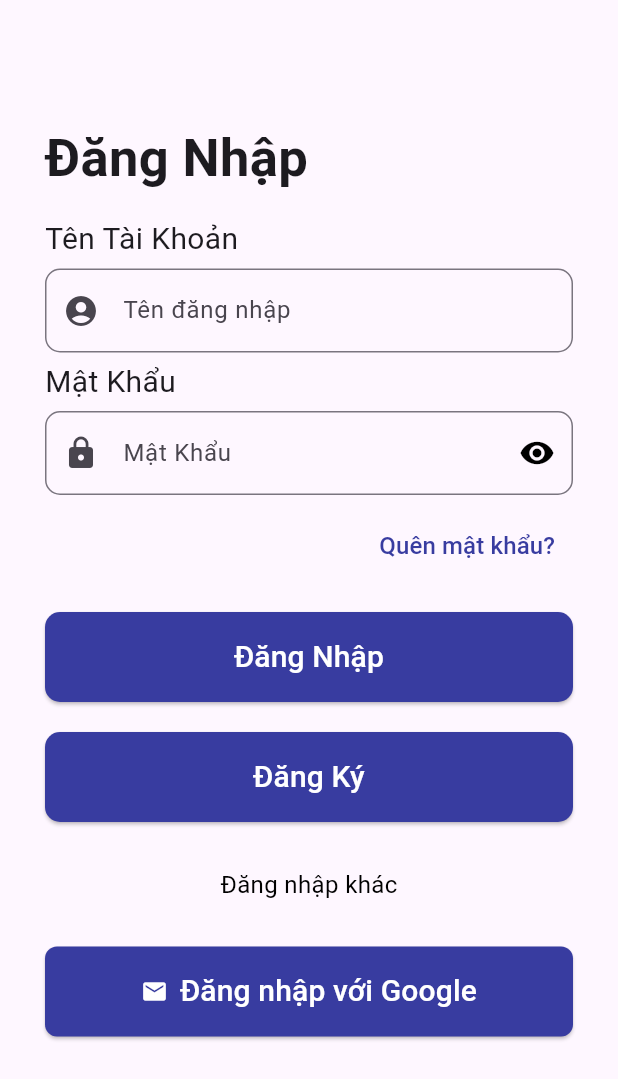
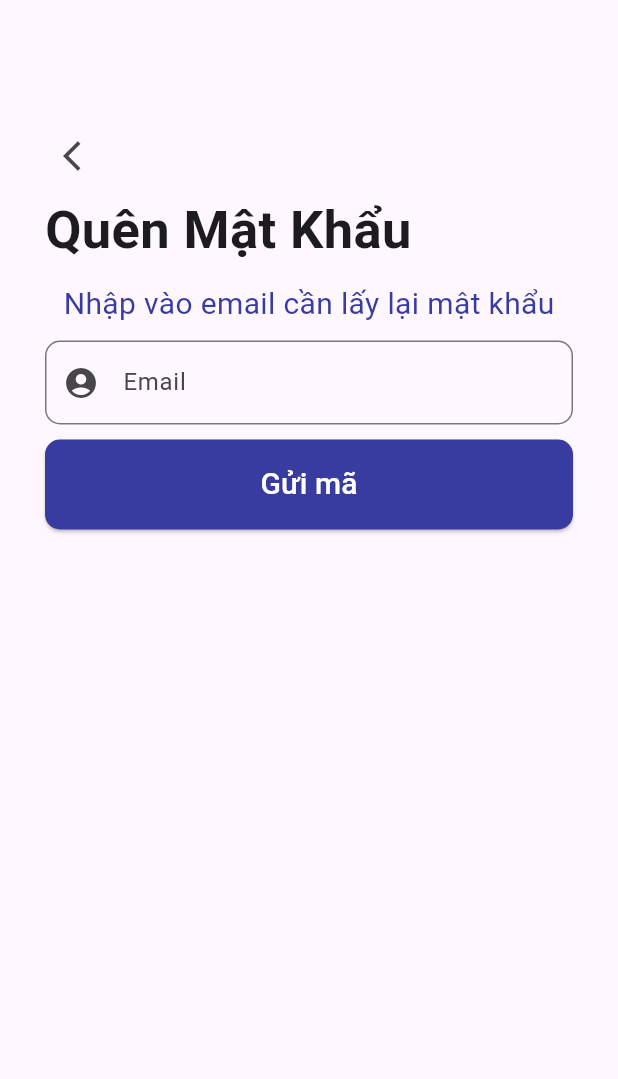
Before and after one commit to Huycoconut/DoAn3TTuan, a Flutter app: the Login screen opened directly, after a tap on "Quên mật khẩu?", on a phone screen of 412 x 824 dp. Shown: the top 1079 px of the screen. Run offline on Flutter 3.47's test engine with Material 3 defaults, Android fonts, the phone set to English and light mode, and no system bars; our stand-ins replace firebase_auth, firebase_core, firebase_database, google_sign_in; accounts and stored records are empty.

Commit message:
Khoa xu ly chuc nang quen mat khau

```diff
--- a/appbanhang_gearchina/lib/View/DangNhap_DangKy/firebase_auth.dart
+++ b/appbanhang_gearchina/lib/View/DangNhap_DangKy/firebase_auth.dart
@@ -1,9 +1,9 @@
 import 'package:firebase_auth/firebase_auth.dart';
 
-//dang ky tai khoan
+
 class FirebaseAuthService {
   FirebaseAuth _auth = FirebaseAuth.instance;
-
+  //dang ky tai khoan
   Future<User?> signUpWithEmailAndPassword(String email, String password) async{
     try{
       UserCredential credential = await _auth.createUserWithEmailAndPassword(email: email, password: password);
@@ -12,7 +12,7 @@ class FirebaseAuthService {
     catch(e){}
     return null;
   }
-
+  //dang nhap
   Future<User?> signInWithEmailAndPassword(String email, String password) async{
     try{
       UserCredential credential = await _auth.signInWithEmailAndPassword(email: email, password: password);
--- a/appbanhang_gearchina/lib/View/DangNhap_DangKy/login.dart
+++ b/appbanhang_gearchina/lib/View/DangNhap_DangKy/login.dart
@@ -1,4 +1,5 @@
 import 'package:appbanhang_gearchina/View/DangNhap_DangKy/firebase_auth.dart';
+import 'package:appbanhang_gearchina/View/DangNhap_DangKy/quenMK.dart';
 import 'package:appbanhang_gearchina/View/Trang_chu/Home.dart';
 import 'package:appbanhang_gearchina/View/Trang_chu/botNav.dart';
 import 'package:flutter/material.dart';
@@ -93,7 +94,7 @@ class _LoginState extends State<Login> {
               const Padding(padding: EdgeInsets.only(top: 15)),
 
               const Text(
-                "Tên Tài Khoản",
+                "Email",
                 style: TextStyle(fontSize: 20.0),
               ),
               const Padding(padding: EdgeInsets.only(top: 5)),
@@ -101,7 +102,7 @@ class _LoginState extends State<Login> {
               TextField(
                 decoration: const InputDecoration(
                     prefixIcon: Icon(Icons.account_circle),
-                    hintText: "Tên đăng nhập",
+                    hintText: "Email",
                     border: OutlineInputBorder(
                       borderRadius: BorderRadius.all(Radius.circular(10.0)),
                       borderSide:
@@ -157,7 +158,9 @@ class _LoginState extends State<Login> {
                 mainAxisAlignment: MainAxisAlignment.end,
                 children: [
                   TextButton(
-                      onPressed: () {},
+                      onPressed: () {
+                        Navigator.push(context, MaterialPageRoute(builder: (context) {return QuenMK();}));
+                      },
                       child: const Text(
                         "Quên mật khẩu?",
                         style: TextStyle(
--- /dev/null
+++ b/appbanhang_gearchina/lib/View/DangNhap_DangKy/quenMK.dart
@@ -0,0 +1,116 @@
+import 'package:appbanhang_gearchina/View/DangNhap_DangKy/login.dart';
+import 'package:firebase_auth/firebase_auth.dart';
+import 'package:firebase_core/firebase_core.dart';
+import 'package:flutter/foundation.dart';
+import 'package:flutter/material.dart';
+import 'package:flutter/widgets.dart';
+
+class QuenMK extends StatefulWidget {
+  const QuenMK({super.key});
+
+  @override
+  State<QuenMK> createState() => _QuenMKState();
+}
+
+class _QuenMKState extends State<QuenMK> {
+  TextEditingController email = TextEditingController();
+
+  @override
+  void dispose() {
+    email.dispose();
+    super.dispose();
+  }
+
+  //quen mk
+  Future guima() async{
+    try{
+      await FirebaseAuth.instance.sendPasswordResetEmail(email: email.text.trim());
+      ScaffoldMessenger.of(context).showSnackBar(
+        SnackBar(
+          content: Text("Link reset mật khẩu đã được gửi vui lòng kiểm tra email"),
+        ),
+      );
+    }
+    on FirebaseAuthException catch (e)
+    {
+      showDialog(context: context, builder: (context){
+        return AlertDialog(
+          content: Text("Gửi thất bại vui lòng kiểm tra email"),
+          actions: [
+            TextButton(
+                      onPressed: () {
+                        Navigator.of(context).pop();
+                      },
+                      child: const Text("Quay lại"))
+          ],
+        );
+      });
+    }
+  }
+  @override
+  Widget build(BuildContext context) {
+    return Scaffold(
+      body: Container(
+        margin: const EdgeInsets.fromLTRB(30, 80, 30, 30),
+        width: MediaQuery.of(context).size.width,
+        alignment: Alignment.topLeft,
+        child: SingleChildScrollView(
+          child: Column(
+            crossAxisAlignment: CrossAxisAlignment.start,
+            children: [
+              IconButton(
+                  onPressed: () {
+                    Navigator.push(context,
+                        MaterialPageRoute(builder: (context) => Login()));
+                  },
+                  icon: Icon(Icons.arrow_back_ios)
+              ),
+              Text(
+                "Quên Mật Khẩu",
+                style: TextStyle(fontSize: 35.0, fontWeight: FontWeight.bold),
+              ),
+              const Padding(padding: EdgeInsets.only(top: 10)),
+              //Khung nhập email và nút reset pass
+              Column(
+                children: [
+                  Text("Nhập vào email cần lấy lại mật khẩu",style: TextStyle(fontSize: 20.0,color: Color.fromRGBO(56, 60, 160, 20)),),
+                  const Padding(padding: EdgeInsets.only(top: 10)),
+                  TextField(
+                    decoration: const InputDecoration(
+                        prefixIcon: Icon(Icons.account_circle),
+                        hintText: "Email",
+                        border: OutlineInputBorder(
+                          borderRadius: BorderRadius.all(Radius.circular(10.0)),
+                          borderSide:
+                              BorderSide(color: Color.fromRGBO(56, 60, 160, 20)),
+                        )),
+                     controller: email,
+                  ),
+                  const Padding(padding: EdgeInsets.only(top: 10)),
+                  ElevatedButton(
+                    onPressed: () {
+                      guima();
+                    },
+                    style: ElevatedButton.styleFrom(
+                      minimumSize: const Size(500, 60),
+                      backgroundColor: const Color.fromRGBO(56, 60, 160, 20),
+                      padding: const EdgeInsets.symmetric(
+                          horizontal: 16.0, vertical: 8.0),
+                      shape: RoundedRectangleBorder(
+                        borderRadius: BorderRadius.circular(10.0),
+                      ),
+                    ),
+                    child: const Text(
+                      'Gửi mã',
+                      style: TextStyle(fontSize: 20.0, color: Colors.white),
+                    ),
+                  ),
+                ],
+              ),
+            ],
+          ),
+        ),
+      )
+    );
+  }
+}
--- a/appbanhang_gearchina/lib/main.dart
+++ b/appbanhang_gearchina/lib/main.dart
@@ -35,7 +35,7 @@ class MyApp extends StatelessWidget {
         colorScheme: ColorScheme.fromSeed(seedColor: Colors.deepPurple),
         useMaterial3: true,
       ),
-      home: const bottomNav(),
+      home: Login(),
       debugShowCheckedModeBanner: false,
     );
   }
```
